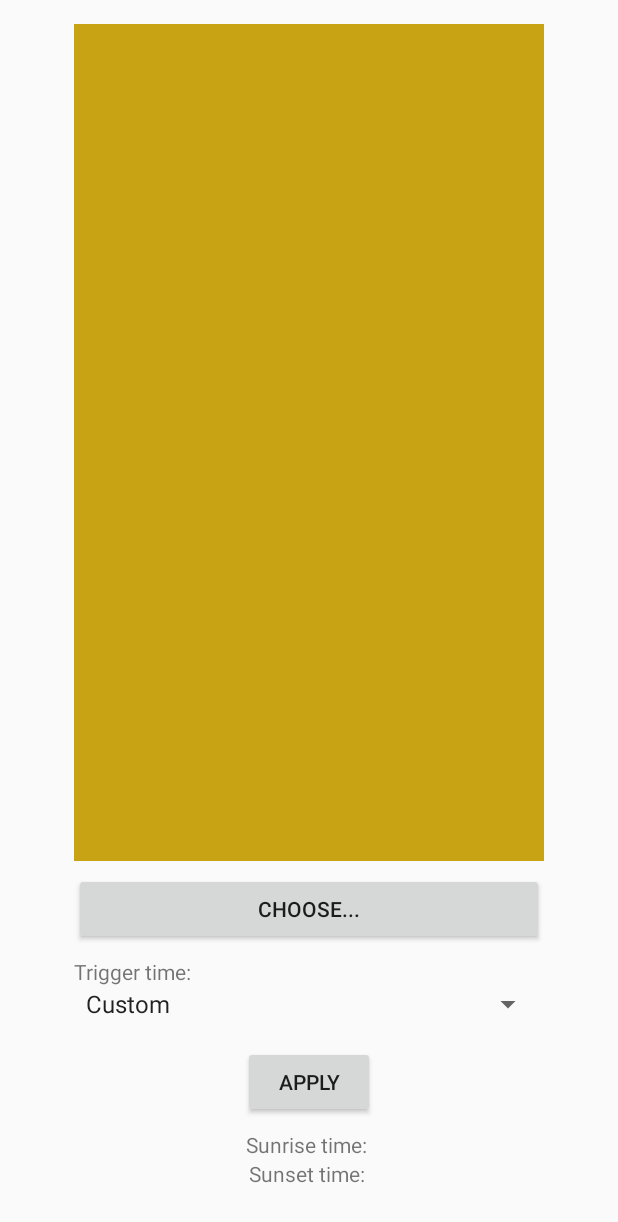
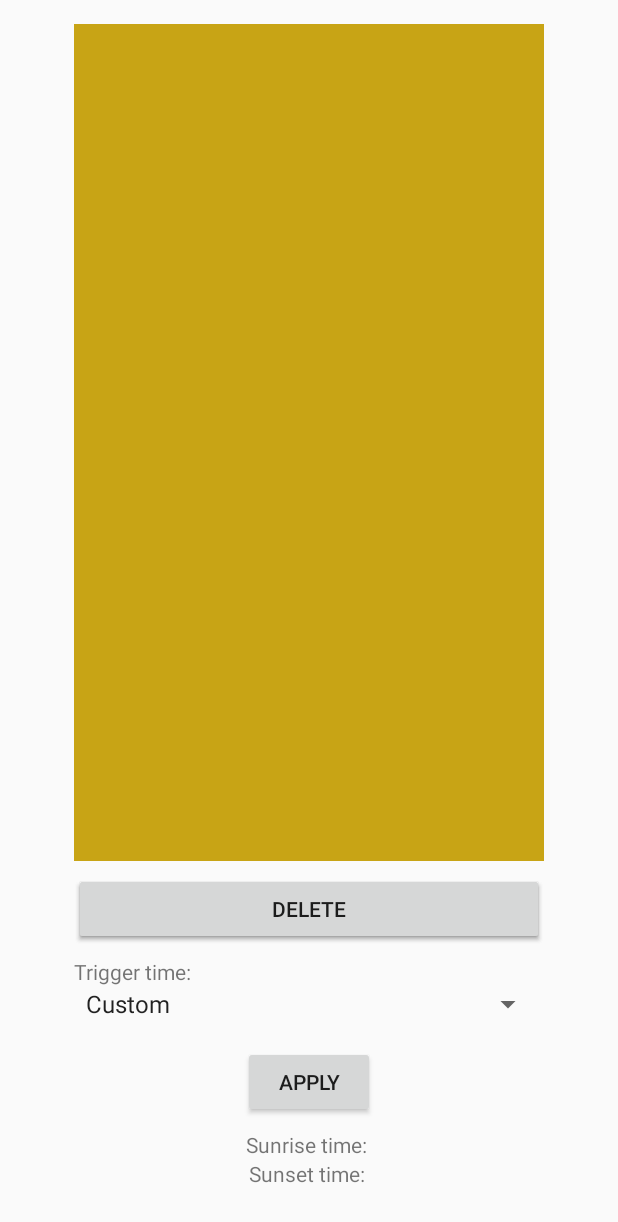
Before and after one commit to kemirea/helios, an Android app: the screen it shows after launch (MainActivity), after a tap on "CHOOSE...", on a phone screen of 412 x 824 dp. Shown: the top 1222 px of the screen. Run offline under Robolectric (Android 15) with nearby library versions, the phone set to English and light mode, and no system bars; our stand-ins replace Room's generated code.

Commit message:
add button for deleting wallpapers

```diff
--- a/app/src/main/java/com/kemikalreaktion/helios/PaperViewFragment.kt
+++ b/app/src/main/java/com/kemikalreaktion/helios/PaperViewFragment.kt
@@ -56,19 +56,21 @@ class PaperViewFragment() : Fragment() {
             }
         }
 
-        view.findViewById<Button>(R.id.button_choose).setOnClickListener { v ->
-            onChooseClicked(v)
-        }
+        view.findViewById<Button>(R.id.button_choose).setOnClickListener { v -> onButtonClicked(v) }
+        view.findViewById<Button>(R.id.button_delete).setOnClickListener { v -> onButtonClicked(v) }
         return view
     }
 
-    private fun onChooseClicked(view: View) {
+    private fun onButtonClicked(view: View) {
         when(view.id) {
             R.id.button_choose -> {
                 val intent = Intent(Intent.ACTION_PICK)
                 intent.type = "image/*"
                 intent.action = Intent.ACTION_GET_CONTENT
                 startActivityForResult(intent, REQUEST_CODE_CHOOSE_IMAGE)
+            }
+            R.id.button_delete -> {
+                paperViewModel.deletePaper(paper)
             }
         }
     }
--- a/app/src/main/java/com/kemikalreaktion/helios/data/PaperRepository.kt
+++ b/app/src/main/java/com/kemikalreaktion/helios/data/PaperRepository.kt
@@ -13,6 +13,11 @@ class PaperRepository(private val paperDao: PaperDao) {
         paperDao.insert(paper)
     }
 
+    @WorkerThread
+    suspend fun delete(paper: Paper) {
+        paperDao.delete(paper)
+    }
+
     fun getPaperById(id: Int) = paperDao.getPaperById(id)
 
     fun getPaperForTime(time: Calendar) = paperDao.getPaperByTime(time)
--- a/app/src/main/res/layout/paper_view_item.xml
+++ b/app/src/main/res/layout/paper_view_item.xml
@@ -29,8 +29,18 @@
             android:layout_marginBottom="@dimen/standard_margin"
             app:layout_constraintStart_toStartOf="@+id/wallpaper"
             app:layout_constraintEnd_toEndOf="@+id/wallpaper"
-            app:layout_constraintBottom_toTopOf="@+id/spinner_time_label"
-            android:onClick="onChooseClicked"/>
+            app:layout_constraintBottom_toTopOf="@+id/spinner_time_label"/>
+
+    <Button
+            android:id="@+id/button_delete"
+            android:text="Delete"
+            android:layout_width="0dp"
+            android:layout_height="wrap_content"
+            android:layout_marginTop="@dimen/standard_margin"
+            android:layout_marginBottom="@dimen/standard_margin"
+            app:layout_constraintStart_toStartOf="@+id/wallpaper"
+            app:layout_constraintEnd_toEndOf="@+id/wallpaper"
+            app:layout_constraintBottom_toTopOf="@+id/spinner_time_label"/>
 
     <TextView
             android:id="@+id/spinner_time_label"
```
Also changed, not shown: app/src/main/java/com/kemikalreaktion/helios/PaperViewModel.kt (+4 -57 lines).
